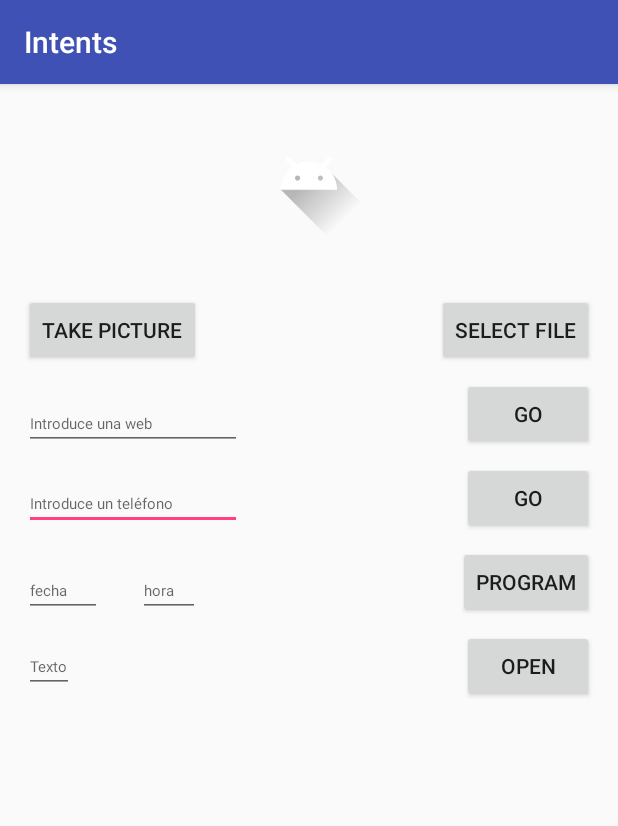
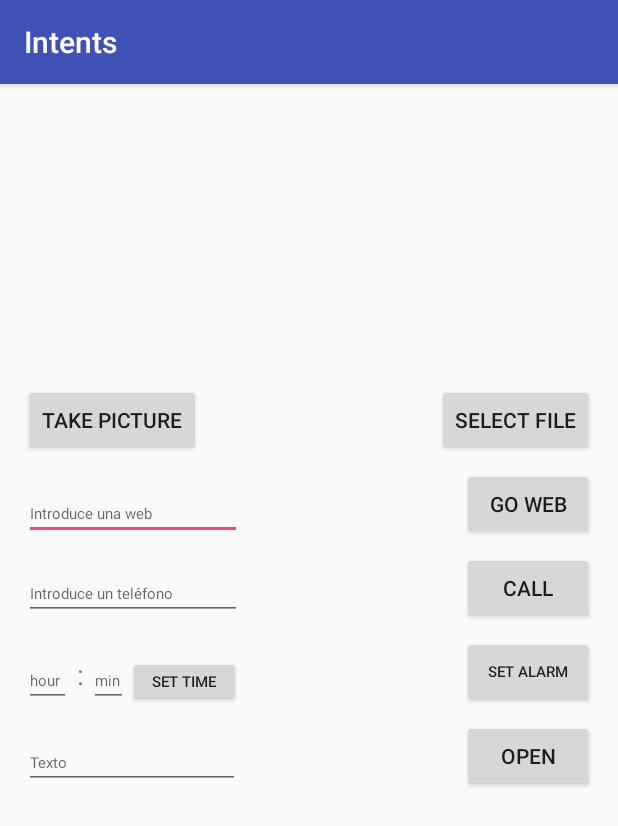
Before and after one commit to albertofgaldo/Intents, an Android app: the screen it shows after launch (MainActivity), on a phone screen of 412 x 824 dp. Shown: the top 826 px of the screen. Run offline under Robolectric (Android 15) with nearby library versions, the phone set to English and light mode, and no system bars; pictures from the network do not load.

Commit message:
miércoles 19/09 Falta abrir activity y mejorar diseño

```diff
--- /dev/null
+++ b/app/src/main/java/com/app/android/intents/application/TimePickerFragment.java
@@ -0,0 +1,24 @@
+package com.app.android.intents.application;
+
+import android.app.DatePickerDialog;
+import android.app.Dialog;
+import android.app.DialogFragment;
+import android.app.TimePickerDialog;
+import android.os.Bundle;
+
+import java.text.DateFormat;
+import java.util.Calendar;
+
+import android.support.annotation.NonNull;
+
+public class TimePickerFragment extends android.support.v4.app.DialogFragment {
+    @NonNull
+    @Override
+    public Dialog onCreateDialog(Bundle savedInstanceState) {
+        Calendar calendar = Calendar.getInstance();
+        int hour = calendar.get(Calendar.HOUR_OF_DAY);
+        int minute = calendar.get(Calendar.MINUTE);
+
+        return new TimePickerDialog(getActivity(), (TimePickerDialog.OnTimeSetListener) getActivity(), hour, minute, android.text.format.DateFormat.is24HourFormat(getActivity()));
+    }
+}
--- a/app/src/main/java/com/app/android/intents/MainActivity.java
+++ b/app/src/main/java/com/app/android/intents/view/MainActivity.java
@@ -1,10 +1,12 @@
-package com.app.android.intents;
+package com.app.android.intents.view;
 
+import android.app.TimePickerDialog;
 import android.content.Intent;
 import android.graphics.Bitmap;
 import android.net.Uri;
 import android.provider.AlarmClock;
 import android.provider.MediaStore;
+import android.support.v4.app.DialogFragment;
 import android.support.v7.app.AppCompatActivity;
 import android.os.Bundle;
 import android.text.TextUtils;
@@ -12,18 +14,17 @@ import android.view.View;
 import android.widget.Button;
 import android.widget.EditText;
 import android.widget.ImageView;
-import android.widget.TextView;
+import android.widget.TimePicker;
 import android.widget.Toast;
 
-import org.w3c.dom.Text;
+import com.app.android.intents.R;
+import com.app.android.intents.application.TimePickerFragment;
 
-import java.io.File;
-
-public class MainActivity extends AppCompatActivity {
+public class MainActivity extends AppCompatActivity implements TimePickerDialog.OnTimeSetListener {
 
     ImageView imagePhoto;
-    Button takePicture, selectFile, goWeb, goPhone, programDate, openText;
-    EditText textWeb, textPhone, textDate, textTime, textText;
+    Button takePicture, selectFile, goWeb, goPhone, programAlarm, setAlarm, openText;
+    EditText textWeb, textPhone, textTimeHour, textTimeMin, textText;
 
     static final int REQUEST_IMAGE_CAPTURE = 1;
     private static final int PICK_IMAGE = 100;
@@ -34,19 +35,21 @@ public class MainActivity extends AppCompatActivity {
         super.onCreate(savedInstanceState);
         setContentView(R.layout.activity_main);
 
+
         imagePhoto = (ImageView)findViewById(R.id.imagePhoto);
 
         takePicture = (Button)findViewById(R.id.buttonPicture);
         selectFile = (Button)findViewById(R.id.buttonFileSelect);
         goWeb = (Button)findViewById(R.id.buttonGo1);
         goPhone = (Button)findViewById(R.id.buttonGo2);
-        programDate = (Button)findViewById(R.id.buttonProgram);
+        programAlarm = (Button)findViewById(R.id.buttonProgram);
+        setAlarm = (Button)findViewById(R.id.setAlarmButton);
         openText = (Button)findViewById(R.id.buttonOpen);
 
         textWeb = (EditText)findViewById(R.id.textViewWeb);
         textPhone = (EditText)findViewById(R.id.textViewPhone);
-        textDate = (EditText)findViewById(R.id.textViewDate);
-        textTime = (EditText)findViewById(R.id.textViewTime);
+        textTimeHour = (EditText)findViewById(R.id.textViewHour);
+        textTimeMin = (EditText)findViewById(R.id.textViewMin);
         textText = (EditText)findViewById(R.id.textViewText);
 
         takePicture.setOnClickListener(new View.OnClickListener() {
@@ -77,12 +80,35 @@ public class MainActivity extends AppCompatActivity {
             }
         });
 
-        programDate.setOnClickListener(new View.OnClickListener() {
+        setAlarm.setOnClickListener(new View.OnClickListener() {
             @Override
             public void onClick(View v) {
-                createAlarm("Nueva alarma",Integer.parseInt(textTime.getText().subSequence(0,2).toString()),Integer.parseInt(textTime.getText().subSequence(3,5).toString()));
+                DialogFragment timePicker = new TimePickerFragment();
+                timePicker.show(getSupportFragmentManager(), "time picker");
             }
         });
+
+        programAlarm.setOnClickListener(new View.OnClickListener() {
+            @Override
+            public void onClick(View v) {
+                createAlarm("Nueva alarma",Integer.parseInt(textTimeHour.getText().toString()),Integer.parseInt(textTimeMin.getText().toString()));
+            }
+        });
+
+        openText.setOnClickListener(new View.OnClickListener() {
+            @Override
+            public void onClick(View v) {
+                Intent textActivity = new Intent();
+                textActivity.putExtra("text", textText.getText().toString());
+                startActivity(textActivity);
+            }
+        });
+    }
+
+    @Override
+    public void onTimeSet(TimePicker view, int hourOfDay, int minute) {
+        textTimeHour.setText(Integer.toString(hourOfDay));
+        textTimeMin.setText(Integer.toString(minute));
     }
 
     @Override
--- /dev/null
+++ b/app/src/main/java/com/app/android/intents/view/textActivity.java
@@ -0,0 +1,25 @@
+package com.app.android.intents.view;
+
+import android.app.Activity;
+import android.os.Bundle;
+import android.support.annotation.Nullable;
+import android.widget.TextView;
+
+import com.app.android.intents.R;
+
+import org.w3c.dom.Text;
+
+import static com.app.android.intents.R.layout.activity_text;
+
+public class textActivity extends Activity {
+
+    TextView text;
+
+    protected void onCreate(Bundle savedInstanceState) {
+        super.onCreate(savedInstanceState);
+        setContentView(activity_text);
+
+        text = (TextView) findViewById(R.id.centerText);
+        text.setText(getIntent().getStringExtra("text"));
+    }
+}
--- a/app/src/main/res/layout/activity_main.xml
+++ b/app/src/main/res/layout/activity_main.xml
@@ -4,58 +4,42 @@
     xmlns:tools="http://schemas.android.com/tools"
     android:layout_width="match_parent"
     android:layout_height="match_parent"
-    tools:context=".MainActivity"
+    tools:context=".view.MainActivity"
     tools:layout_editor_absoluteY="81dp">
 
-    <Button
-        android:id="@+id/buttonPicture"
-        android:layout_width="wrap_content"
-        android:layout_height="0dp"
+    <ScrollView
+        android:layout_width="match_parent"
+        android:layout_height="match_parent">
+
+        <android.support.constraint.ConstraintLayout
+            android:layout_width="match_parent"
+            android:layout_height="wrap_content"
+            android:visibility="visible">
+
+            <EditText
+                android:id="@+id/textViewMin"
+                android:layout_width="26dp"
+                android:layout_height="34dp"
+
+                android:layout_marginTop="24dp"
+                android:hint="min"
+                android:inputType="number"
+                android:textSize="10sp"
+                app:layout_constraintStart_toEndOf="@+id/textView"
+                app:layout_constraintTop_toBottomOf="@+id/textViewPhone" />
+
+            <EditText
+                android:id="@+id/textViewHour"
+                android:layout_width="31dp"
+                android:layout_height="34dp"
                 android:layout_marginStart="16dp"
-        android:layout_marginTop="32dp"
-        android:text="TAKE PICTURE"
+
+                android:layout_marginTop="24dp"
+                android:hint="hour"
+                android:inputType="number"
+                android:textSize="10sp"
                 app:layout_constraintStart_toStartOf="parent"
-        app:layout_constraintTop_toBottomOf="@+id/imagePhoto" />
-
-    <Button
-        android:id="@+id/buttonFileSelect"
-        android:layout_width="wrap_content"
-        android:layout_height="wrap_content"
-        android:layout_marginEnd="16dp"
-        android:layout_marginTop="32dp"
-        android:text="SELECT FILE"
-        app:layout_constraintEnd_toEndOf="parent"
-        app:layout_constraintTop_toBottomOf="@+id/imagePhoto" />
-
-    <Button
-        android:id="@+id/buttonOpen"
-        android:layout_width="wrap_content"
-        android:layout_height="wrap_content"
-        android:layout_marginEnd="16dp"
-        android:layout_marginTop="8dp"
-        android:text="OPEN"
-        app:layout_constraintEnd_toEndOf="parent"
-        app:layout_constraintTop_toBottomOf="@+id/buttonProgram" />
-
-    <Button
-        android:id="@+id/buttonProgram"
-        android:layout_width="wrap_content"
-        android:layout_height="wrap_content"
-        android:layout_marginEnd="16dp"
-        android:layout_marginTop="8dp"
-        android:text="PROGRAM"
-        app:layout_constraintEnd_toEndOf="parent"
-        app:layout_constraintTop_toBottomOf="@+id/buttonGo2" />
-
-    <Button
-        android:id="@+id/buttonGo2"
-        android:layout_width="wrap_content"
-        android:layout_height="wrap_content"
-        android:layout_marginEnd="16dp"
-        android:layout_marginTop="8dp"
-        android:text="GO"
-        app:layout_constraintEnd_toEndOf="parent"
-        app:layout_constraintTop_toBottomOf="@+id/buttonGo1" />
+                app:layout_constraintTop_toBottomOf="@+id/textViewPhone" />
 
             <Button
                 android:id="@+id/buttonGo1"
@@ -63,20 +47,9 @@
                 android:layout_height="wrap_content"
                 android:layout_marginEnd="16dp"
                 android:layout_marginTop="8dp"
-        android:text="GO"
+                android:text="GO web"
                 app:layout_constraintEnd_toEndOf="parent"
                 app:layout_constraintTop_toBottomOf="@+id/buttonFileSelect" />
-
-    <EditText
-        android:id="@+id/textViewPhone"
-        android:layout_width="145dp"
-        android:layout_height="33dp"
-        android:layout_marginStart="16dp"
-        android:layout_marginTop="20dp"
-        android:hint="Introduce un teléfono"
-        android:textSize="10sp"
-        app:layout_constraintStart_toStartOf="parent"
-        app:layout_constraintTop_toBottomOf="@+id/textViewWeb" />
 
             <EditText
                 android:id="@+id/textViewWeb"
@@ -90,51 +63,114 @@
                 app:layout_constraintTop_toBottomOf="@+id/buttonPicture" />
 
             <EditText
-        android:id="@+id/textViewDate"
-        android:layout_width="52dp"
-        android:layout_height="34dp"
-        android:layout_marginStart="16dp"
-        android:layout_marginTop="24dp"
-        android:hint="fecha"
-        android:textSize="10sp"
-        app:layout_constraintStart_toStartOf="parent"
-        app:layout_constraintTop_toBottomOf="@+id/textViewPhone" />
-
-    <EditText
-        android:id="@+id/textViewTime"
-        android:layout_width="41dp"
-        android:layout_height="34dp"
-        android:layout_marginStart="24dp"
-        android:layout_marginTop="24dp"
-        android:hint="hora"
-        android:inputType="time"
-        android:textSize="10sp"
-        app:layout_constraintStart_toEndOf="@+id/textViewDate"
-        app:layout_constraintTop_toBottomOf="@+id/textViewPhone" />
-
-    <EditText
                 android:id="@+id/textViewText"
-        android:layout_width="wrap_content"
+                android:layout_width="144dp"
                 android:layout_height="wrap_content"
                 android:layout_marginStart="16dp"
-        android:layout_marginTop="16dp"
+                android:layout_marginTop="20dp"
                 android:hint="Texto"
                 android:textSize="10sp"
                 app:layout_constraintStart_toStartOf="parent"
-        app:layout_constraintTop_toBottomOf="@+id/textViewDate" />
+                app:layout_constraintTop_toBottomOf="@+id/textViewMin" />
+
+            <Button
+                android:id="@+id/buttonOpen"
+                android:layout_width="wrap_content"
+                android:layout_height="wrap_content"
+                android:layout_marginEnd="16dp"
+                android:layout_marginTop="8dp"
+                android:text="OPEN"
+                app:layout_constraintEnd_toEndOf="parent"
+                app:layout_constraintTop_toBottomOf="@+id/buttonProgram" />
+
+            <Button
+                android:id="@+id/buttonGo2"
+                android:layout_width="wrap_content"
+                android:layout_height="wrap_content"
+                android:layout_marginEnd="16dp"
+                android:layout_marginTop="8dp"
+                android:text="call"
+                app:layout_constraintEnd_toEndOf="parent"
+                app:layout_constraintTop_toBottomOf="@+id/buttonGo1" />
+
+            <Button
+                android:id="@+id/buttonProgram"
+                android:layout_width="wrap_content"
+                android:layout_height="wrap_content"
+                android:layout_marginEnd="16dp"
+                android:layout_marginTop="8dp"
+                android:text="set alarm"
+                android:textSize="10sp"
+                app:layout_constraintEnd_toEndOf="parent"
+                app:layout_constraintTop_toBottomOf="@+id/buttonGo2" />
+
+            <Button
+                android:id="@+id/buttonFileSelect"
+                android:layout_width="wrap_content"
+                android:layout_height="wrap_content"
+                android:layout_marginEnd="16dp"
+                android:layout_marginTop="32dp"
+                android:text="SELECT FILE"
+                app:layout_constraintEnd_toEndOf="parent"
+                app:layout_constraintTop_toBottomOf="@+id/imagePhoto" />
+
+            <Button
+                android:id="@+id/buttonPicture"
+                android:layout_width="wrap_content"
+                android:layout_height="0dp"
+                android:layout_marginStart="16dp"
+                android:layout_marginTop="32dp"
+                android:text="TAKE PICTURE"
+                app:layout_constraintStart_toStartOf="parent"
+                app:layout_constraintTop_toBottomOf="@+id/imagePhoto" />
+
+            <EditText
+                android:id="@+id/textViewPhone"
+                android:layout_width="145dp"
+                android:layout_height="33dp"
+                android:layout_marginStart="16dp"
+                android:layout_marginTop="20dp"
+                android:hint="Introduce un teléfono"
+                android:textSize="10sp"
+                app:layout_constraintStart_toStartOf="parent"
+                app:layout_constraintTop_toBottomOf="@+id/textViewWeb" />
 
             <ImageView
                 android:id="@+id/imagePhoto"
-        android:layout_width="wrap_content"
-        android:layout_height="92dp"
-        android:layout_marginEnd="8dp"
-        android:layout_marginStart="8dp"
+                android:layout_width="307dp"
+                android:layout_height="152dp"
                 android:layout_marginTop="16dp"
                 android:adjustViewBounds="true"
                 android:scaleType="centerInside"
                 app:layout_constraintEnd_toEndOf="parent"
+                app:layout_constraintHorizontal_bias="0.488"
                 app:layout_constraintStart_toStartOf="parent"
-        app:layout_constraintTop_toTopOf="parent"
-        app:srcCompat="@drawable/ic_launcher_foreground" />
+                app:layout_constraintTop_toTopOf="parent" />
+
+            <TextView
+                android:id="@+id/textView"
+                android:layout_width="12dp"
+                android:layout_height="34dp"
+                android:layout_marginTop="24dp"
+                android:text=":"
+                android:textAlignment="center"
+                android:textSize="18sp"
+                app:layout_constraintStart_toEndOf="@+id/textViewHour"
+                app:layout_constraintTop_toBottomOf="@+id/textViewPhone"
+                tools:text=":" />
+
+            <Button
+                android:id="@+id/setAlarmButton"
+                android:layout_width="75dp"
+                android:layout_height="34dp"
+                android:layout_marginTop="24dp"
+                android:text="set time"
+                android:textSize="10sp"
+                app:layout_constraintStart_toEndOf="@+id/textViewMin"
+                app:layout_constraintTop_toBottomOf="@+id/textViewPhone" />
+
 
         </android.support.constraint.ConstraintLayout>
+    </ScrollView>
+
+</android.support.constraint.ConstraintLayout>
--- /dev/null
+++ b/app/src/main/res/layout/activity_text.xml
@@ -0,0 +1,17 @@
+<?xml version="1.0" encoding="utf-8"?>
+<android.support.constraint.ConstraintLayout
+    xmlns:android="http://schemas.android.com/apk/res/android"
+    xmlns:app="http://schemas.android.com/apk/res-auto"
+    android:layout_width="match_parent"
+    android:layout_height="match_parent">
+
+    <TextView
+        android:id="@+id/centerText"
+        android:layout_width="wrap_content"
+        android:layout_height="wrap_content"
+        android:text="TextView"
+        app:layout_constraintBottom_toBottomOf="parent"
+        app:layout_constraintEnd_toEndOf="parent"
+        app:layout_constraintStart_toStartOf="parent"
+        app:layout_constraintTop_toTopOf="parent" />
+</android.support.constraint.ConstraintLayout>
```
Also changed, not shown: app/src/main/AndroidManifest.xml (+5 -2 lines). Lines whose indentation alone changed are shown as unchanged.
